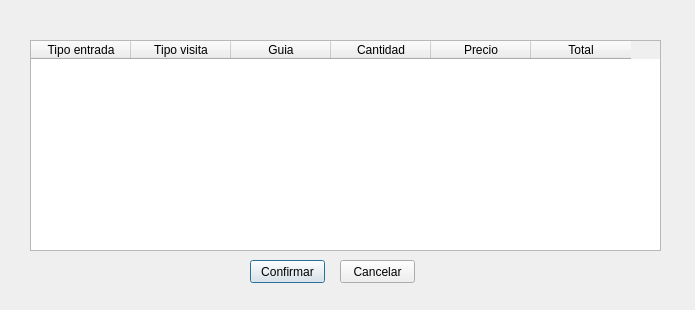
Above: Interfaz/Interfaz3.ui from Proyecto-PAV/ProyectoDSI before the change. Below: the same form after it.
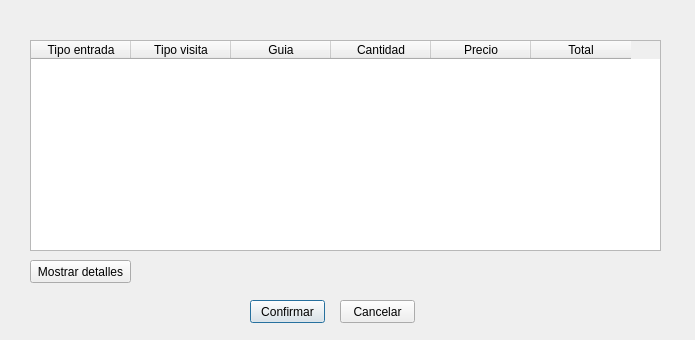
That is the form after the change.

Patch:
```diff
--- a/Interfaz/Interfaz3.ui
+++ b/Interfaz/Interfaz3.ui
@@ -10,19 +10,19 @@
     <x>0</x>
     <y>0</y>
     <width>695</width>
-    <height>310</height>
+    <height>340</height>
    </rect>
   </property>
   <property name="minimumSize">
    <size>
     <width>695</width>
-    <height>310</height>
+    <height>340</height>
    </size>
   </property>
   <property name="maximumSize">
    <size>
     <width>695</width>
-    <height>310</height>
+    <height>340</height>
    </size>
   </property>
   <property name="windowTitle">
@@ -75,7 +75,7 @@
    <property name="geometry">
     <rect>
      <x>250</x>
-     <y>260</y>
+     <y>300</y>
      <width>75</width>
      <height>23</height>
     </rect>
@@ -88,7 +88,7 @@
    <property name="geometry">
     <rect>
      <x>340</x>
-     <y>260</y>
+     <y>300</y>
      <width>75</width>
      <height>23</height>
     </rect>
@@ -97,6 +97,19 @@
     <string>Cancelar</string>
    </property>
   </widget>
+  <widget class="QPushButton" name="btn_mostrar_detalles">
+   <property name="geometry">
+    <rect>
+     <x>30</x>
+     <y>260</y>
+     <width>101</width>
+     <height>23</height>
+    </rect>
+   </property>
+   <property name="text">
+    <string>Mostrar detalles</string>
+   </property>
+  </widget>
  </widget>
  <resources/>
  <connections>
```
